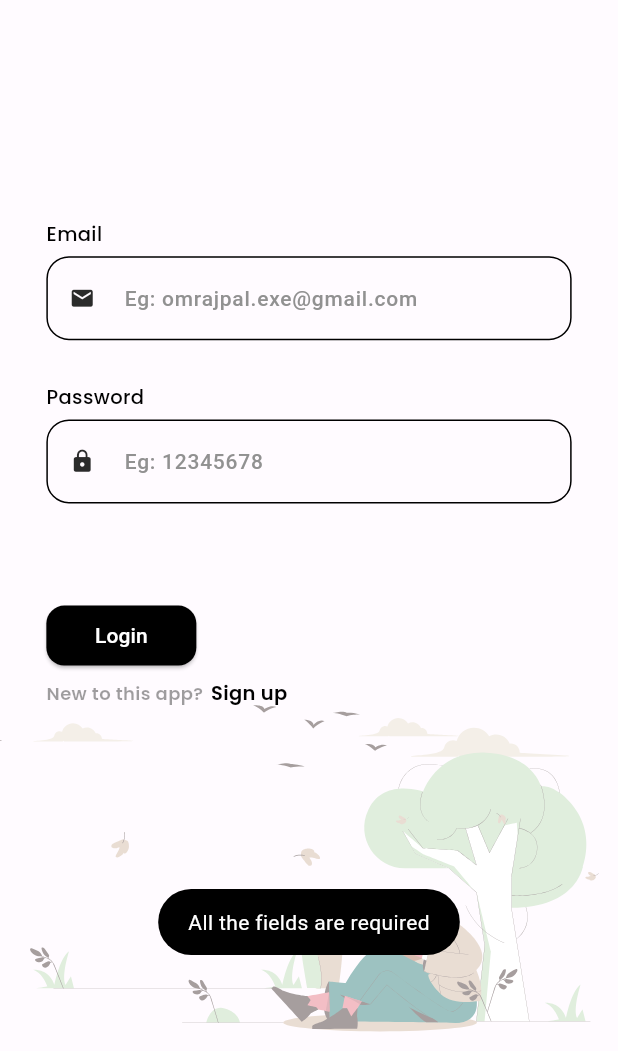
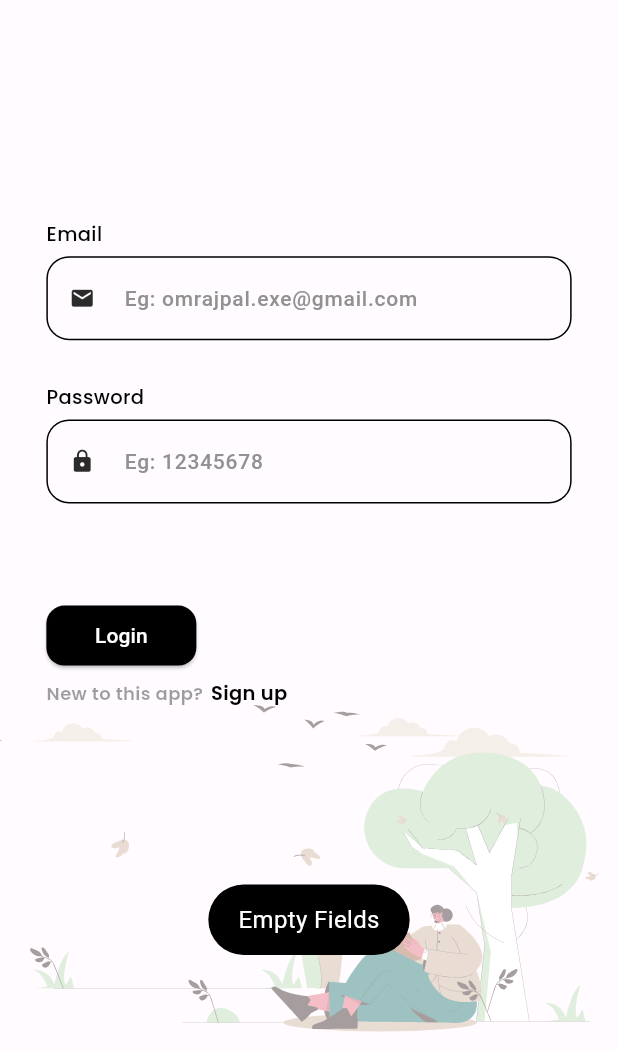
Before and after one commit to om13rajpal/SIH-app, a Flutter app: the screen it shows after launch, after a tap on "Login", on a phone screen of 412 x 824 dp, the part 185-1236 px from its top. Run offline on Flutter 3.47's test engine with Material 3 defaults, Android fonts, the phone set to English and light mode, and no system bars; drawn by our look-alikes of lottie; our stand-ins replace fluttertoast, jwt_decoder, percent_indicator, shared_preferences.

Commit message:
added the login/signup functionality

```diff
--- a/lib/functions/loginsignup.dart
+++ b/lib/functions/loginsignup.dart
@@ -1,18 +1,25 @@
 import "dart:convert";
+import "package:flutter/material.dart";
 import "package:http/http.dart" as http;
 
-Future<void> authenticate(String email, String password, String type) async {
-  var body = {"email": email, "password": password};
+Future<String> authenticate(TextEditingController email,
+    TextEditingController password, String type) async {
+  if (email.text.isEmpty || password.text.isEmpty) {
+    return "empty";
+  } else {
+    var body = {"email": email.text.trim(), "password": password.text.trim()};
 
-  var response = await http.post(Uri.parse("http://localhost:3000/$type"),
-      headers: {"Content-Type": "application/json", "isMobile": "true"},
-      body: jsonEncode(body));
+    var response = await http.post(Uri.parse("http://localhost:3000/$type"),
+        headers: {"Content-Type": "application/json", "isMobile": "true"},
+        body: jsonEncode(body));
 
-  var jsonRes = jsonDecode(response.body);
+    var jsonRes = jsonDecode(response.body);
 
-  if (jsonRes["success"] == true) {
-    print("authenticated");
-  } else {
-    print("not authenticated");
+    if (jsonRes["status"] == true) {
+      String token = jsonRes["token"];
+      return token;
+    } else {
+      return "error";
+    }
   }
 }
--- a/lib/login.dart
+++ b/lib/login.dart
@@ -3,13 +3,31 @@ import 'package:drdo/components/button.dart';
 import 'package:drdo/components/loginsignup.dart';
 import 'package:drdo/components/text.dart';
 import 'package:drdo/components/input.dart';
+import 'package:drdo/functions/loginsignup.dart';
 import 'package:drdo/homepage.dart';
 import 'package:flutter/material.dart';
 import 'package:fluttertoast/fluttertoast.dart';
 import 'package:lottie/lottie.dart';
+import 'package:shared_preferences/shared_preferences.dart';
 
-class Login extends StatelessWidget {
+class Login extends StatefulWidget {
   const Login({super.key});
+
+  @override
+  State<Login> createState() => _LoginState();
+}
+
+class _LoginState extends State<Login> {
+  late SharedPreferences sharedPreferences;
+  @override
+  void initState() {
+    initializeSharedPref();
+    super.initState();
+  }
+
+  void initializeSharedPref() async {
+    sharedPreferences = await SharedPreferences.getInstance();
+  }
 
   @override
   Widget build(BuildContext context) {
@@ -85,21 +103,34 @@ class Login extends StatelessWidget {
                       crossAxisAlignment: CrossAxisAlignment.start,
                       children: [
                         Button(
-                          onPressed: () {
-                            (emailController.text.isEmpty ||
-                                    passwordController.text.isEmpty)
-                                ? Fluttertoast.showToast(
-                                    msg: "All the fields are required",
+                          onPressed: () async {
+                            String token = await authenticate(emailController,
+                                    passwordController, "login");
+                            if (token == "error") {
+                              Fluttertoast.showToast(
+                                  msg: "Invalid Credentials",
+                                  toastLength: Toast.LENGTH_SHORT,
+                                  gravity: ToastGravity.BOTTOM,
+                                  timeInSecForIosWeb: 1,
                                   backgroundColor: Colors.black,
                                   textColor: Colors.white,
+                                  fontSize: 16.0);
+                            } else if (token == "empty") {
+                              Fluttertoast.showToast(
+                                  msg: "Empty Fields",
                                   toastLength: Toast.LENGTH_SHORT,
                                   gravity: ToastGravity.BOTTOM,
-                                    timeInSecForIosWeb: 1)
-                                : Navigator.push(
+                                  timeInSecForIosWeb: 1,
+                                  backgroundColor: Colors.black,
+                                  textColor: Colors.white,
+                                  fontSize: 16.0);
+                            } else {
+                              sharedPreferences.setString("token", token.toString());
+                              Navigator.push(
                                   context,
                                   MaterialPageRoute(
-                                      builder: (context) => const Homepage(),
-                                    ));
+                                      builder: (context) => const Homepage()));
+                            }
                           },
                           text: "Login",
                           width: 100,
--- a/lib/main.dart
+++ b/lib/main.dart
@@ -1,23 +1,55 @@
+import 'package:drdo/homepage.dart';
 import 'package:drdo/login.dart';
 import 'package:flutter/material.dart';
+import 'package:jwt_decoder/jwt_decoder.dart';
+import 'package:shared_preferences/shared_preferences.dart';
 
-void main(){
-  runApp(const Drdo());
+void main() async {
+  WidgetsFlutterBinding.ensureInitialized();
+  SharedPreferences sharedPreferences = await SharedPreferences.getInstance();
+  String? token = sharedPreferences.getString("token");
+  runApp(Drdo(
+    token: token,
+  ));
 }
 
-class Drdo extends StatelessWidget{
-  const Drdo({super.key});
+class Drdo extends StatefulWidget {
+  final String? token;
+  const Drdo({super.key, this.token});
+
+  @override
+  State<Drdo> createState() => _DrdoState();
+}
+
+class _DrdoState extends State<Drdo> {
+  bool isLoggedIn = false;
+  @override
+  void initState() {
+    checkToken(widget.token);
+    super.initState();
+  }
+
+  void checkToken(String? token) async {
+    if (token != null) {
+      try {
+        if (!JwtDecoder.isExpired(token)) {
+          isLoggedIn = true;
+          print("Token valid");
+        }
+      } catch (e) {
+        print("Token invalid");
+      }
+    }
+  }
 
   @override
   Widget build(BuildContext context) {
     return MaterialApp(
       debugShowCheckedModeBanner: false,
       theme: ThemeData(
-        primaryColor: Colors.black,
-        visualDensity: VisualDensity.adaptivePlatformDensity
-      ),
-      home: const Login(),
+          primaryColor: Colors.black,
+          visualDensity: VisualDensity.adaptivePlatformDensity),
+      home: (isLoggedIn) ? const Homepage() : const Login(),
     );
   }
-
 }
--- a/pubspec.yaml
+++ b/pubspec.yaml
@@ -39,6 +39,7 @@ dependencies:
   lottie: ^3.1.3
   fluttertoast: ^8.2.8
   percent_indicator: ^4.2.4
+  jwt_decoder: ^2.0.1
 
 dev_dependencies:
   flutter_test:
@@ -63,7 +64,6 @@ flutter:
 
   # To add assets to your application, add an assets section, like this:
   assets:
-    - assets/images/
     - assets/lottie/
 
   # An image asset can refer to one or more resolution-specific "variants", see
```
Also changed, not shown: lib/register.dart (+42 -9 lines), pubspec.lock, 3 other files. Lines whose indentation alone changed are shown as unchanged.
